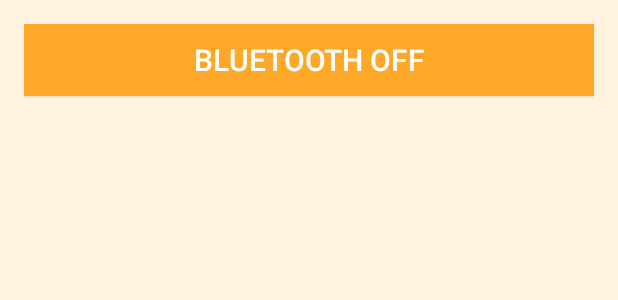
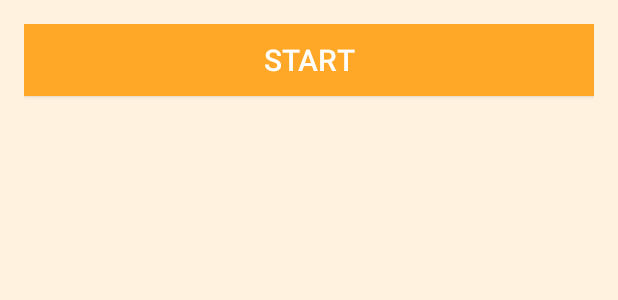
Before and after one commit to hareshkh/tic-tac-toe-android-app, an Android app: the layout activity_bluetooth.xml on its own in the app's theme, with its tools: preview values and no code run, on a phone screen of 412 x 824 dp. Shown: the top 300 px of the screen. Run offline under Robolectric (Android 15) with nearby library versions, the phone set to English and light mode, and no system bars.

Commit message:
UI changes due to changed minimum API

```diff
--- a/app/src/main/res/layout/activity_bluetooth.xml
+++ b/app/src/main/res/layout/activity_bluetooth.xml
@@ -18,14 +18,17 @@
         android:onClick="onToggleClicked"
         android:background="#FFA726"
         android:textColor="#FFFFFF"
-        android:textOff="Bluetooth OFF"
-        android:textOn="Bluetooth ON"
+        android:textOff="Start"
+        android:textOn="Stop"
         android:textSize="20dp" />
     <ListView
         android:layout_width="match_parent"
         android:layout_height="wrap_content"
         android:id="@+id/listView"
+        android:layout_marginTop="15dp"
         android:layout_below="@+id/toggleButton"
+        android:layout_alignParentRight="true"
         android:layout_alignParentEnd="true"/>
 
+
 </RelativeLayout>
--- a/app/src/main/res/layout/activity_highscores2p.xml
+++ b/app/src/main/res/layout/activity_highscores2p.xml
@@ -49,6 +49,7 @@
         android:text="CLEAR"
         android:id="@+id/clear"
         android:layout_alignParentBottom="true"
+        android:layout_alignParentLeft="true"
         android:layout_alignParentStart="true"
         android:background="#FFA726"
         android:textColor="#FFFFFF"
--- a/app/src/main/res/layout/activity_main.xml
+++ b/app/src/main/res/layout/activity_main.xml
@@ -20,6 +20,7 @@
         android:textColor="#ffffff"
         android:textSize="20dp"
         android:layout_alignParentTop="true"
+        android:layout_alignLeft="@+id/b2"
         android:layout_alignStart="@+id/b2"
         android:layout_marginTop="83dp" />
 
@@ -43,6 +44,7 @@
         android:background="#FFA726"
         android:textSize="20dp"
         android:layout_alignParentBottom="true"
+        android:layout_alignLeft="@+id/b2"
         android:layout_alignStart="@+id/b2"
         android:layout_marginBottom="83dp" />
 
--- a/app/src/main/res/layout/activity_two_player_selector.xml
+++ b/app/src/main/res/layout/activity_two_player_selector.xml
@@ -42,6 +42,7 @@
         android:textColor="#FFFFFF"
         android:textSize="20dp"
         android:layout_alignParentBottom="true"
+        android:layout_alignLeft="@id/doubleplay2p"
         android:layout_alignStart="@+id/doubleplay2p"
         android:layout_marginBottom="83dp" />
 </RelativeLayout>
```
